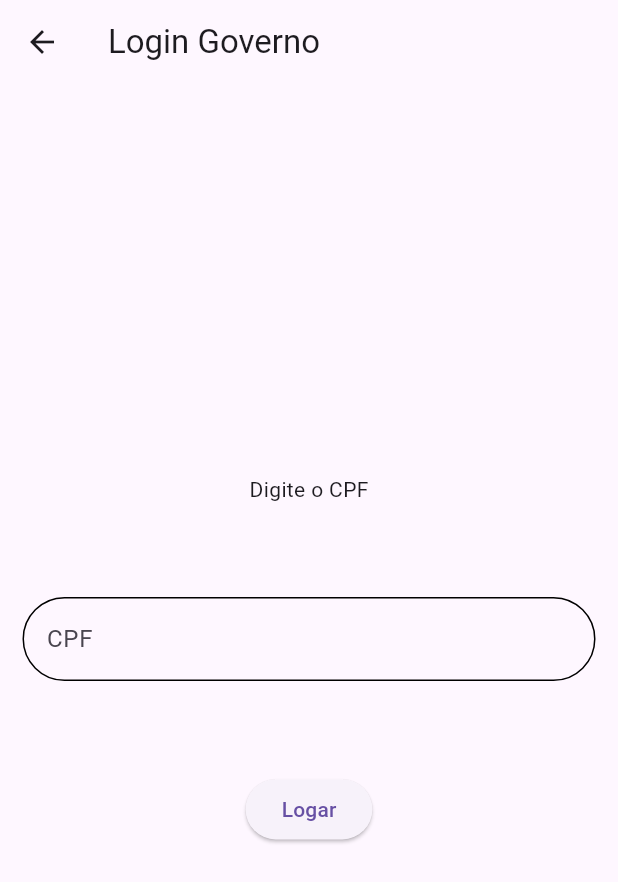
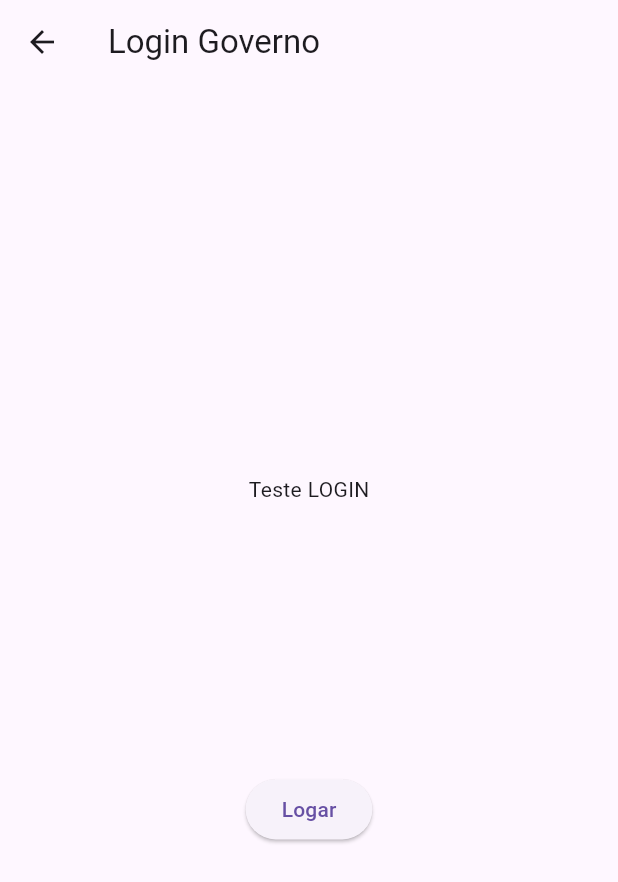
Before and after one commit to FisicoRafael/testelogin, a Flutter app: the screen it shows after launch, on a phone screen of 412 x 824 dp. Shown: the top 882 px of the screen. Run offline on Flutter 3.47's test engine with Material 2 defaults, Android fonts, the phone set to English and light mode, and no system bars; our stand-ins replace bloc, dartz, dio, flutter_bloc, get_it, internet_connection_checker and 1 more.

Commit message:
login dificil

```diff
--- a/lib/constantes/env.dart
+++ b/lib/constantes/env.dart
@@ -1 +1,2 @@
-const SERVIDOR_API_URL = ' https://sso.staging.acesso.gov.br/';
+const SERVIDOR_API_URL = 'https://sso.staging.acesso.gov.br/';
+const SERVIDOR_API_URL_AUTH = 'https://sso.staging.acesso.gov.br/authorize';
--- a/lib/screens/auth/login.dart
+++ b/lib/screens/auth/login.dart
@@ -1,6 +1,8 @@
 import 'package:flutter/material.dart';
 import 'package:flutter_bloc/flutter_bloc.dart';
 import 'package:testelogin/bloc/auth/auth_bloc.dart';
+import 'package:testelogin/constantes/env.dart';
+import 'package:url_launcher/url_launcher.dart';
 
 class LoginScreen extends StatefulWidget {
   const LoginScreen({Key? key}) : super(key: key);
@@ -16,6 +18,7 @@ class _LoginScreenState extends State<LoginScreen> {
   @override
   void initState() {
     super.initState();
+
     authBloc = BlocProvider.of<AuthBloc>(context);
   }
 
@@ -26,10 +29,27 @@ class _LoginScreenState extends State<LoginScreen> {
         // TODO: implement listener
       },
       builder: (context, state) {
-    if(state is AuthStateLoading){
+        if (state is AuthStateLoading) {
           return Scaffold(
             body: Center(
-          child: CircularProgressIndicator(),
+              child: Column(
+                children: [
+                  Text("Loading"),
+                  CircularProgressIndicator(),
+                ],
+              ),
+            ),
+          );
+        }
+        if (state is AuthStateLoaginErro) {
+          return Scaffold(
+            body: Center(
+              child: Column(
+                children: [
+                  Text("Erro"),
+                  CircularProgressIndicator(),
+                ],
+              ),
             ),
           );
         }
@@ -44,24 +64,30 @@ class _LoginScreenState extends State<LoginScreen> {
               child: Column(
                 mainAxisAlignment: MainAxisAlignment.spaceBetween,
                 children: [
-              const Text("Digite o CPF"),
-              TextFormField(
-                controller: _cpfController,
-                decoration: InputDecoration(
-                  hintText: "CPF",
-                  focusedBorder: OutlineInputBorder(
-                      borderSide: const BorderSide(),
-                      borderRadius: BorderRadius.circular(28)),
-                  enabledBorder: OutlineInputBorder(
-                      borderSide: const BorderSide(),
-                      borderRadius: BorderRadius.circular(28)),
-                ),
-              ),
+                  // const Text("Digite o CPF"),
+                  // TextFormField(
+                  //   controller: _cpfController,
+                  //   decoration: InputDecoration(
+                  //     hintText: "CPF",
+                  //     focusedBorder: OutlineInputBorder(
+                  //         borderSide: const BorderSide(),
+                  //         borderRadius: BorderRadius.circular(28)),
+                  //     enabledBorder: OutlineInputBorder(
+                  //         borderSide: const BorderSide(),
+                  //         borderRadius: BorderRadius.circular(28)),
+                  //   ),
+                  // ),
+                  const Text("Teste LOGIN"),
                   ElevatedButton(
-                  onPressed: () {
-                    print("Pegou");
-                    authBloc
-                        .add(AuthEventLogin(cpf: _cpfController.text.trim()));
+                      onPressed: () async {
+                        // print("Pegou");
+                        // authBloc.add(
+                        //     AuthEventLogin(cpf: _cpfController.text.trim()));
+                        // Uri uri = Uri.parse(SERVIDOR_API_URL_AUTH);
+                        // Uri uri = Uri.parse('https://www.google.com.br/');
+                        // if (await canLaunchUrl(uri)) {
+                        //   await launchUrl(uri );
+                        // }
                       },
                       child: Text("Logar"))
                 ],
--- a/pubspec.yaml
+++ b/pubspec.yaml
@@ -41,6 +41,7 @@ dependencies:
   internet_connection_checker: ^1.0.0+1
   shared_preferences: ^2.1.0
   dartz: ^0.10.1
+  url_launcher: ^6.1.10
 
 dev_dependencies:
   flutter_test:
```
Also changed, not shown: lib/bloc/auth/auth_bloc.dart (+3 -6 lines), pubspec.lock, 10 other files. Lines whose indentation alone changed are shown as unchanged.
